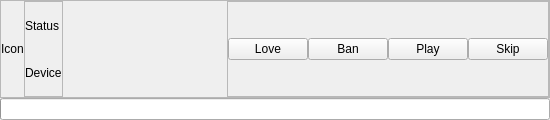
mutecypher/lastfm-desktop, file app/client/Widgets/PlaybackControlsWidget.ui: the form before one commit.
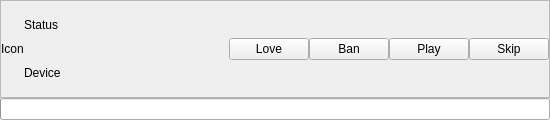
The form after the commit. Custom widgets are drawn as their Qt base class.

```diff
--- a/app/client/Widgets/PlaybackControlsWidget.ui
+++ b/app/client/Widgets/PlaybackControlsWidget.ui
@@ -45,7 +45,7 @@
       <item>
        <widget class="QFrame" name="statusFrame">
         <property name="frameShape">
-         <enum>QFrame::StyledPanel</enum>
+         <enum>QFrame::NoFrame</enum>
         </property>
         <property name="frameShadow">
          <enum>QFrame::Raised</enum>
@@ -90,7 +90,7 @@
       <item>
        <widget class="QFrame" name="controls">
         <property name="frameShape">
-         <enum>QFrame::StyledPanel</enum>
+         <enum>QFrame::NoFrame</enum>
         </property>
         <property name="frameShadow">
          <enum>QFrame::Raised</enum>
```
